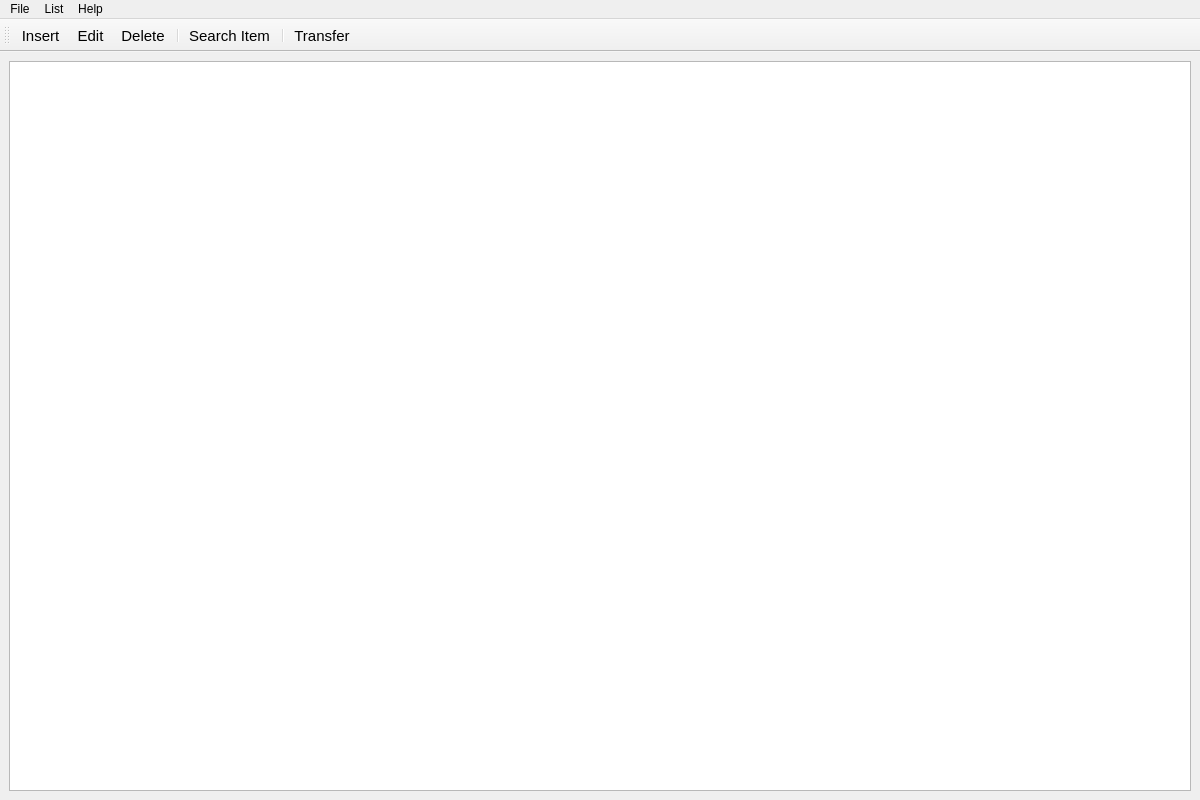
Before: the Qt Designer form root.ui in mzsuetam/fppShoplist, drawn with Qt 5.
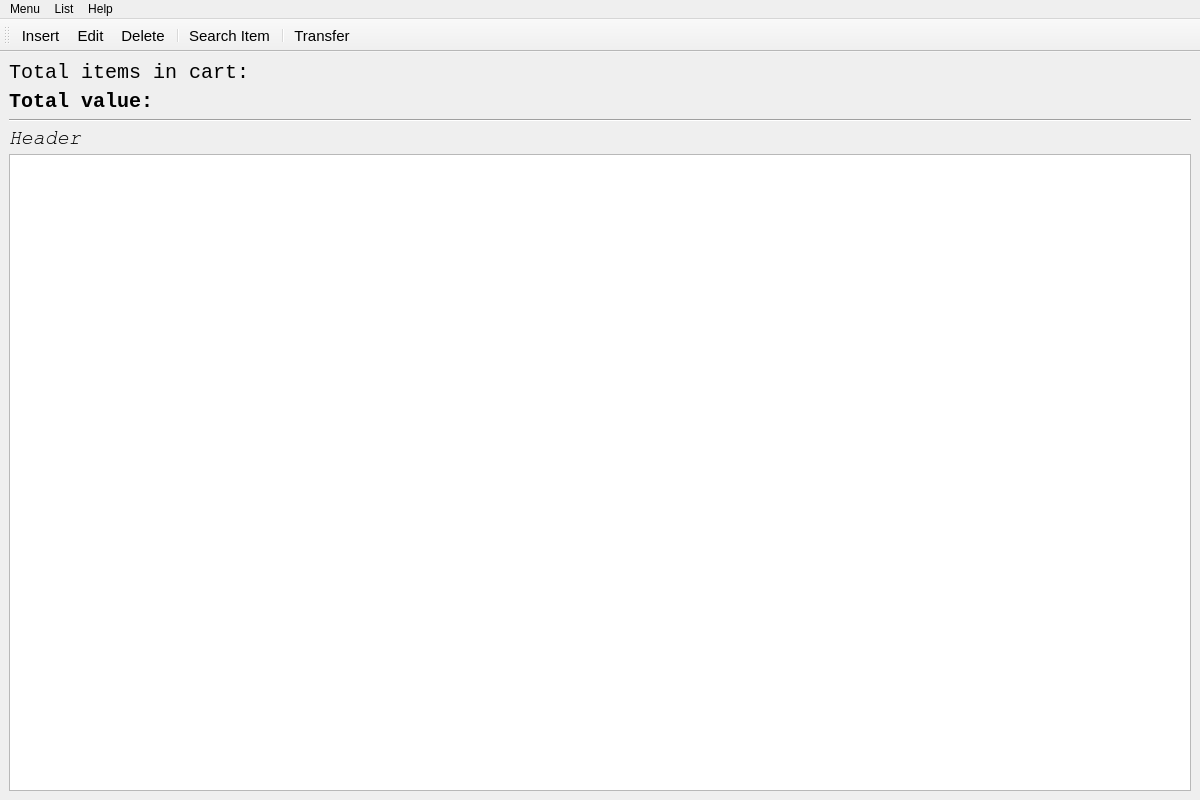
After: the same form once the commit is applied. Icons and pictures are not drawn.

```diff
--- a/root.ui
+++ b/root.ui
@@ -48,14 +48,91 @@
      <family>Monospace</family>
     </font>
    </property>
-   <layout class="QHBoxLayout" name="horizontalLayout">
+   <layout class="QVBoxLayout" name="verticalLayout">
+    <item>
+     <widget class="QLabel" name="SummaryViewItemsInCart_amount">
+      <property name="sizePolicy">
+       <sizepolicy hsizetype="Preferred" vsizetype="Fixed">
+        <horstretch>0</horstretch>
+        <verstretch>0</verstretch>
+       </sizepolicy>
+      </property>
+      <property name="font">
+       <font>
+        <family>Monospace</family>
+        <pointsize>15</pointsize>
+       </font>
+      </property>
+      <property name="text">
+       <string>Total items in cart: </string>
+      </property>
+     </widget>
+    </item>
+    <item>
+     <widget class="QLabel" name="SummaryViewItemsInCart_value">
+      <property name="font">
+       <font>
+        <family>Monospace</family>
+        <pointsize>15</pointsize>
+        <weight>75</weight>
+        <bold>true</bold>
+       </font>
+      </property>
+      <property name="text">
+       <string>Total value: </string>
+      </property>
+      <property name="alignment">
+       <set>Qt::AlignLeading|Qt::AlignLeft|Qt::AlignVCenter</set>
+      </property>
+     </widget>
+    </item>
+    <item>
+     <widget class="Line" name="line">
+      <property name="orientation">
+       <enum>Qt::Horizontal</enum>
+      </property>
+     </widget>
+    </item>
+    <item>
+     <widget class="QLabel" name="HeaderViewItemsInCart">
+      <property name="sizePolicy">
+       <sizepolicy hsizetype="Preferred" vsizetype="Fixed">
+        <horstretch>0</horstretch>
+        <verstretch>0</verstretch>
+       </sizepolicy>
+      </property>
+      <property name="maximumSize">
+       <size>
+        <width>16777215</width>
+        <height>16777215</height>
+       </size>
+      </property>
+      <property name="font">
+       <font>
+        <family>FreeMono</family>
+        <pointsize>15</pointsize>
+        <weight>50</weight>
+        <italic>true</italic>
+        <bold>false</bold>
+        <strikeout>false</strikeout>
+        <kerning>true</kerning>
+       </font>
+      </property>
+      <property name="text">
+       <string>Header</string>
+      </property>
+      <property name="margin">
+       <number>0</number>
+      </property>
+     </widget>
+    </item>
     <item>
      <widget class="QListView" name="listViewItemsInCart">
       <property name="enabled">
        <bool>true</bool>
       </property>
       <property name="sizePolicy">
-       <sizepolicy hsizetype="Ignored" vsizetype="Ignored">
+       <sizepolicy hsizetype="Expanding" vsizetype="Expanding">
         <horstretch>0</horstretch>
         <verstretch>0</verstretch>
        </sizepolicy>
@@ -85,7 +162,7 @@
    </property>
    <widget class="QMenu" name="menuFile">
     <property name="title">
-     <string>File</string>
+     <string>Menu</string>
     </property>
     <addaction name="actionImport_data_from_file"/>
     <addaction name="separator"/>
```
